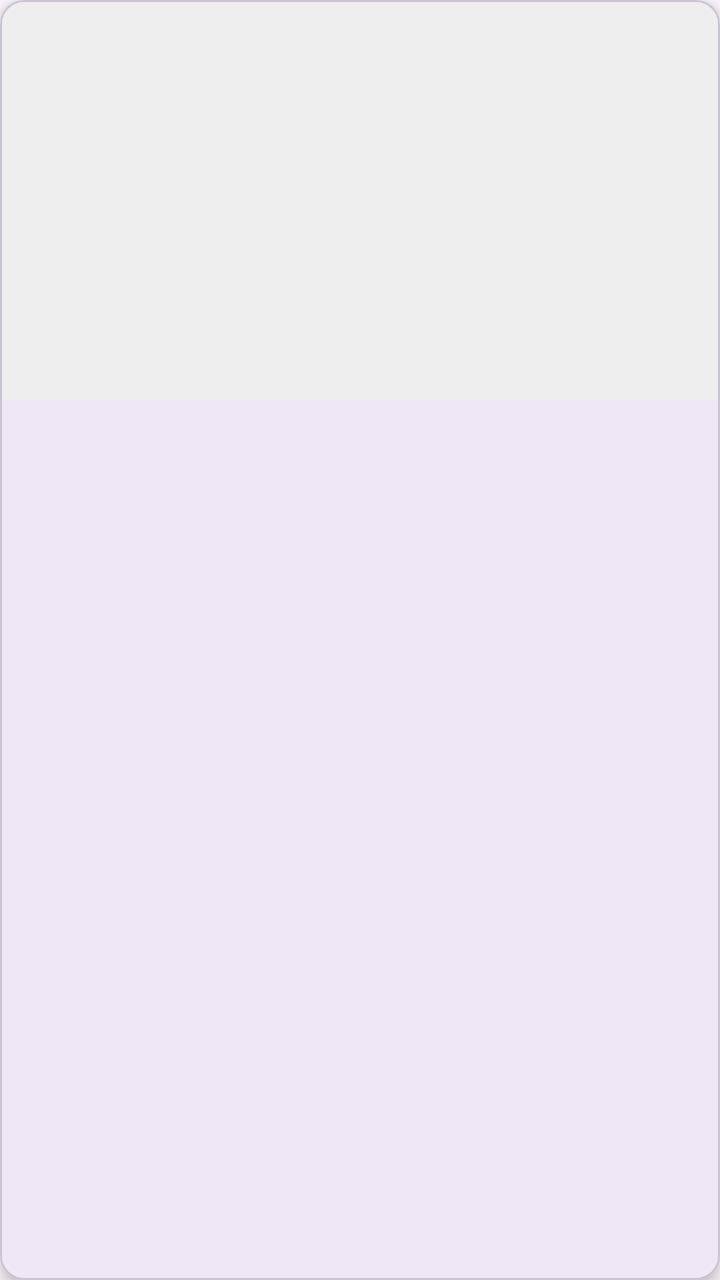
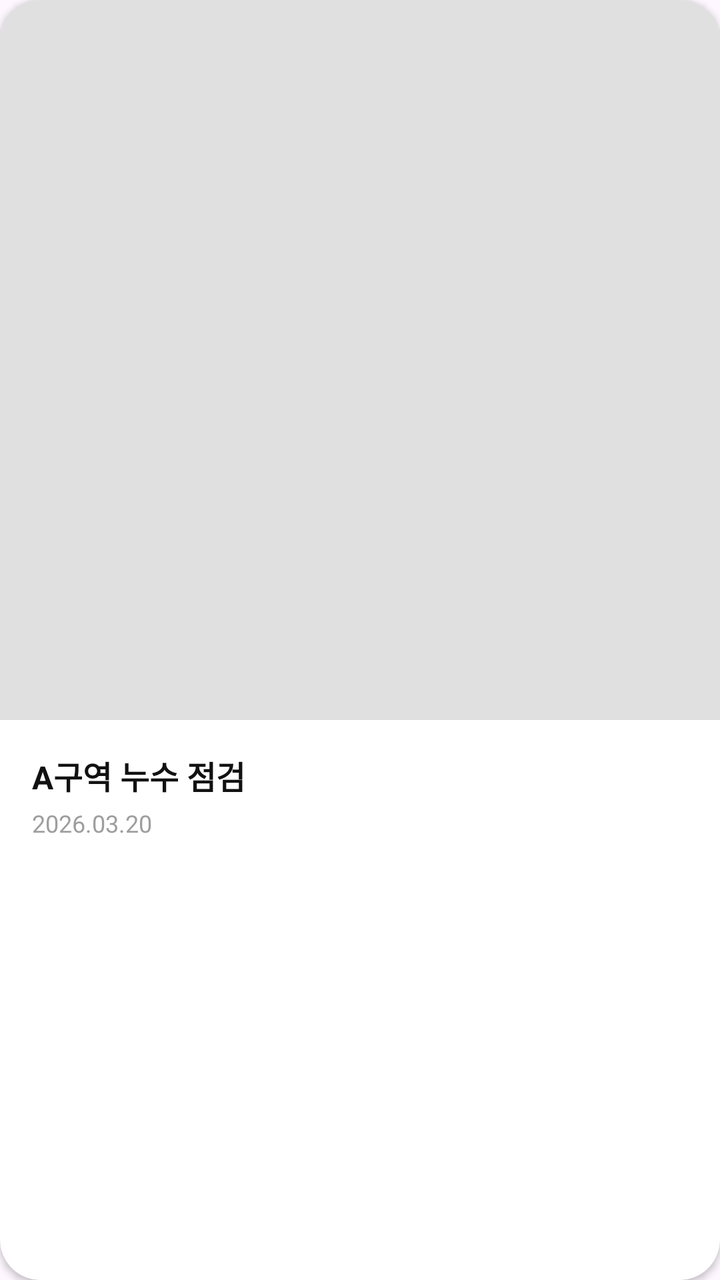

Before-and-after screenshots of an Android layout around one commit, followed by the original layout XML and the change that was made.
<!-- AndroidManifest.xml: application theme Theme.Siteboard -->
<!-- res/layout/item_post.xml -->
<?xml version="1.0" encoding="utf-8"?>
<com.google.android.material.card.MaterialCardView
    xmlns:android="http://schemas.android.com/apk/res/android"
    xmlns:app="http://schemas.android.com/apk/res-auto"
    android:layout_width="match_parent"
    android:layout_height="wrap_content"
    android:layout_margin="8dp"
    app:cardCornerRadius="12dp"
    app:cardElevation="4dp">

    <LinearLayout
        android:layout_width="match_parent"
        android:layout_height="wrap_content"
        android:orientation="vertical">

        <ImageView
            android:id="@+id/ivPost"
            android:layout_width="match_parent"
            android:layout_height="200dp"
            android:scaleType="centerCrop"
            android:background="#EEE" />

        <LinearLayout
            android:layout_width="match_parent"
            android:layout_height="wrap_content"
            android:orientation="vertical"
            android:padding="12dp">

            <TextView
                android:id="@+id/tvTitle"
                android:layout_width="match_parent"
                android:layout_height="wrap_content"
                android:textSize="18sp"
                android:textStyle="bold"
                android:textColor="#000" />

            <TextView
                android:id="@+id/tvDate"
                android:layout_width="match_parent"
                android:layout_height="wrap_content"
                android:textSize="12sp"
                android:textColor="#888"
                android:layout_marginTop="4dp" />
        </LinearLayout>
    </LinearLayout>
</com.google.android.material.card.MaterialCardView>
<!-- resources referenced by this layout -->
<resources>
  <style name="Theme.Siteboard" parent="Base.Theme.Siteboard" />
  <style name="Base.Theme.Siteboard" parent="Theme.Material3.DayNight.NoActionBar">
          
          
      </style>
</resources>

<!-- the commit's change to res/layout/item_post.xml (unified diff, before → after) -->
@@ -1,46 +1,59 @@
 <?xml version="1.0" encoding="utf-8"?>
-<com.google.android.material.card.MaterialCardView
+<androidx.cardview.widget.CardView
     xmlns:android="http://schemas.android.com/apk/res/android"
     xmlns:app="http://schemas.android.com/apk/res-auto"
     android:layout_width="match_parent"
     android:layout_height="wrap_content"
     android:layout_margin="8dp"
-    app:cardCornerRadius="12dp"
-    app:cardElevation="4dp">
+    app:cardCornerRadius="20dp"
+    app:cardElevation="2dp"
+    app:cardBackgroundColor="#FFFFFF">
 
     <LinearLayout
         android:layout_width="match_parent"
         android:layout_height="wrap_content"
         android:orientation="vertical">
 
-        <ImageView
-            android:id="@+id/ivPost"
+        <androidx.constraintlayout.widget.ConstraintLayout
             android:layout_width="match_parent"
-            android:layout_height="200dp"
-            android:scaleType="centerCrop"
-            android:background="#EEE" />
+            android:layout_height="wrap_content">
+            <ImageView
+                android:id="@+id/ivPost"
+                android:layout_width="0dp"
+                android:layout_height="0dp"
+                android:scaleType="centerCrop"
+                android:background="#E0E0E0"
+                app:layout_constraintDimensionRatio="1:1"
+                app:layout_constraintTop_toTopOf="parent"
+                app:layout_constraintStart_toStartOf="parent"
+                app:layout_constraintEnd_toEndOf="parent" />
+        </androidx.constraintlayout.widget.ConstraintLayout>
 
         <LinearLayout
             android:layout_width="match_parent"
             android:layout_height="wrap_content"
             android:orientation="vertical"
-            android:padding="12dp">
+            android:padding="16dp">
 
             <TextView
                 android:id="@+id/tvTitle"
                 android:layout_width="match_parent"
                 android:layout_height="wrap_content"
-                android:textSize="18sp"
+                android:text="A구역 누수 점검"
+                android:textSize="16sp"
                 android:textStyle="bold"
-                android:textColor="#000" />
+                android:textColor="#111111"
+                android:maxLines="1"
+                android:ellipsize="end" />
 
             <TextView
                 android:id="@+id/tvDate"
                 android:layout_width="match_parent"
                 android:layout_height="wrap_content"
+                android:text="2026.03.20"
                 android:textSize="12sp"
-                android:textColor="#888"
+                android:textColor="#9E9E9E"
                 android:layout_marginTop="4dp" />
         </LinearLayout>
     </LinearLayout>
-</com.google.android.material.card.MaterialCardView>
+</androidx.cardview.widget.CardView>
